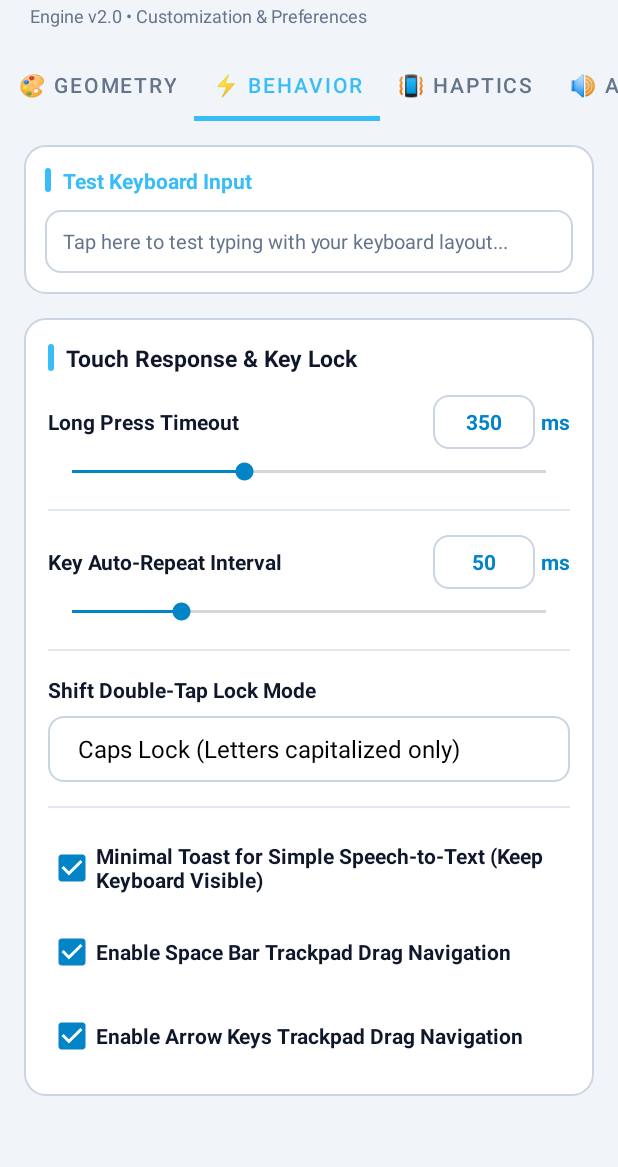
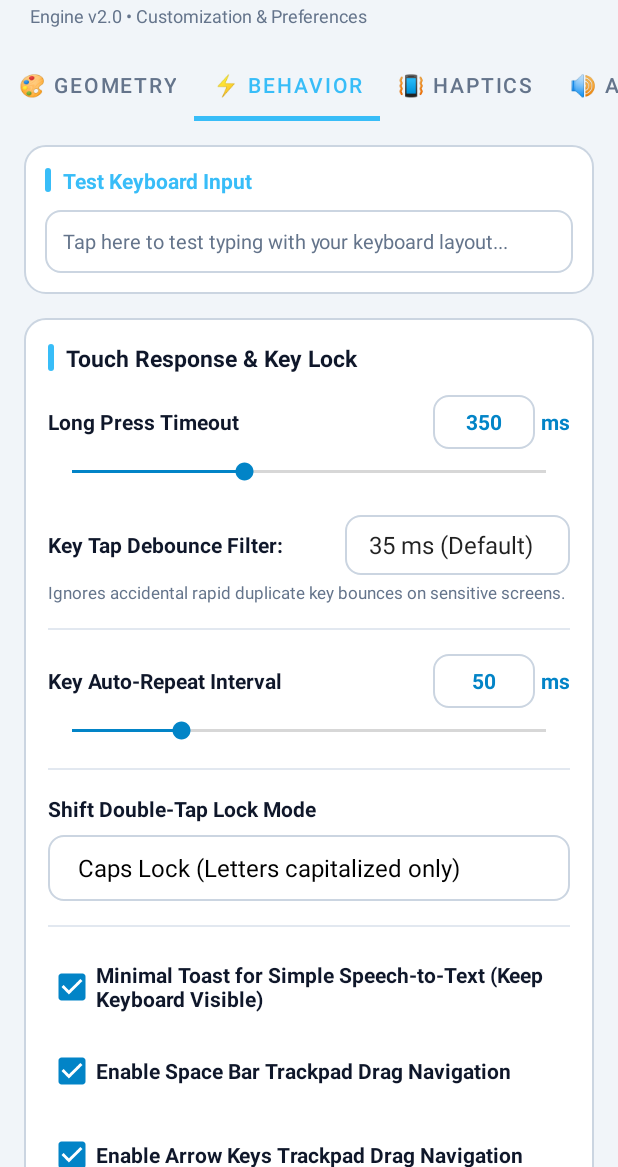
Before and after one commit to gretchycat/infinikey-ime, an Android app: the screen it shows after launch (SettingsActivity), tab 2 chosen, on a phone screen of 412 x 824 dp, the part 69-1236 px from its top. Run offline under Robolectric (Android 15) with nearby library versions, the light colour scheme and no system bars.

Commit message:
added a debounce

```diff
--- a/app/src/main/java/com/programmerkeyboard/ProgrammerInputMethodService.kt
+++ b/app/src/main/java/com/programmerkeyboard/ProgrammerInputMethodService.kt
@@ -123,9 +123,20 @@ class ProgrammerInputMethodService : InputMethodService() {
         }
     }
 
+    private var lastClipChangeTimeMs: Long = 0L
+    private var lastClipText: String = ""
+
     private fun addClipboardHistoryItem(text: String) {
         val clean = text.trim()
         if (clean.isEmpty()) return
+
+        val now = System.currentTimeMillis()
+        if (now - lastClipChangeTimeMs < 300L && clean == lastClipText) {
+            return
+        }
+        lastClipChangeTimeMs = now
+        lastClipText = clean
+
         clipboardHistoryList.remove(clean)
         clipboardHistoryList.add(0, clean)
         while (clipboardHistoryList.size > 30) {
--- a/app/src/main/java/com/programmerkeyboard/settings/SettingsActivity.kt
+++ b/app/src/main/java/com/programmerkeyboard/settings/SettingsActivity.kt
@@ -192,6 +192,30 @@ class SettingsActivity : AppCompatActivity() {
                 }
             }
         })
+
+        // 2b. Key Tap Debounce Filter Spinner (Disabled, 15ms, 25ms, 35ms Default, 50ms, 70ms)
+        val spKeyDebounce = findViewById<Spinner>(R.id.spKeyDebounce)
+        val debounceOptions = arrayOf("Disabled (0ms)", "15 ms", "25 ms", "35 ms (Default)", "50 ms", "70 ms")
+        val debounceValues = intArrayOf(0, 15, 25, 35, 50, 70)
+
+        val debounceAdapter = ArrayAdapter(this, android.R.layout.simple_spinner_item, debounceOptions).apply {
+            setDropDownViewResource(android.R.layout.simple_spinner_dropdown_item)
+        }
+        spKeyDebounce?.adapter = debounceAdapter
+
+        val savedDebounceMs = prefs.getInt("pref_key_debounce_ms", 35)
+        val selectedDebounceIdx = debounceValues.indexOf(savedDebounceMs).let { if (it >= 0) it else 2 }
+        spKeyDebounce?.setSelection(selectedDebounceIdx)
+
+        spKeyDebounce?.onItemSelectedListener = object : AdapterView.OnItemSelectedListener {
+            override fun onItemSelected(parent: AdapterView<*>?, view: View?, position: Int, id: Long) {
+                if (position in debounceValues.indices) {
+                    val ms = debounceValues[position]
+                    prefs.edit().putInt("pref_key_debounce_ms", ms).apply()
+                }
+            }
+            override fun onNothingSelected(parent: AdapterView<*>?) {}
+        }
 
         // 3. Auto-Repeat Interval Slider + Editable Text Input (20 ms - 200 ms)
         val sbAutoRepeat = findViewById<SeekBar>(R.id.sbAutoRepeat)
--- a/app/src/main/java/com/programmerkeyboard/view/KeyboardView.kt
+++ b/app/src/main/java/com/programmerkeyboard/view/KeyboardView.kt
@@ -164,6 +164,8 @@ class KeyboardView @JvmOverloads constructor(
 
     private val keyBoundsList = mutableListOf<KeyBounds>()
     private var pressedKeyBounds: KeyBounds? = null
+    private var lastKeyTapTimeMs: Long = 0L
+    private var lastKeyTapLabel: String = ""
 
     // Long press and popup overlay handlers
     private val handler = Handler(Looper.getMainLooper())
@@ -2034,6 +2036,17 @@ class KeyboardView @JvmOverloads constructor(
 
                 pressedKeyBounds = findHitKeyBounds(event.x, event.y)
                 if (pressedKeyBounds != null) {
+                    val targetKeyLabel = pressedKeyBounds!!.key.primaryLabel
+                    val prefs = context.getSharedPreferences("programmer_keyboard_prefs", Context.MODE_PRIVATE)
+                    val debounceMs = prefs.getInt("pref_key_debounce_ms", 35)
+                    val now = System.currentTimeMillis()
+                    if (debounceMs > 0 && targetKeyLabel == lastKeyTapLabel && (now - lastKeyTapTimeMs) < debounceMs) {
+                        // Debounce duplicate rapid touch bounce!
+                        return true
+                    }
+                    lastKeyTapTimeMs = now
+                    lastKeyTapLabel = targetKeyLabel
+
                     performKeypressHapticFeedback()
                     playKeyClickSound()
                     showKeyPreview(pressedKeyBounds!!.key, pressedKeyBounds!!.rect)
--- a/app/src/main/res/layout/activity_settings.xml
+++ b/app/src/main/res/layout/activity_settings.xml
@@ -936,6 +936,41 @@
                         android:thumbTint="@color/key_text_accent"
                         android:layout_marginBottom="16dp" />
 
+                    <!-- Key Debounce Filter Setting -->
+                    <LinearLayout
+                        android:layout_width="match_parent"
+                        android:layout_height="wrap_content"
+                        android:orientation="horizontal"
+                        android:gravity="center_vertical"
+                        android:layout_marginTop="4dp"
+                        android:layout_marginBottom="4dp">
+
+                        <TextView
+                            android:layout_width="0dp"
+                            android:layout_height="wrap_content"
+                            android:layout_weight="1"
+                            android:text="Key Tap Debounce Filter:"
+                            android:textColor="@color/key_text_primary"
+                            android:textSize="14sp"
+                            android:textStyle="bold" />
+
+                        <Spinner
+                            android:id="@+id/spKeyDebounce"
+                            android:layout_width="150dp"
+                            android:layout_height="40dp"
+                            android:background="@drawable/bg_spinner_card"
+                            android:paddingStart="8dp"
+                            android:paddingEnd="8dp" />
+                    </LinearLayout>
+
+                    <TextView
+                        android:layout_width="wrap_content"
+                        android:layout_height="wrap_content"
+                        android:text="Ignores accidental rapid duplicate key bounces on sensitive screens."
+                        android:textColor="@color/settings_text_sub"
+                        android:textSize="11sp"
+                        android:layout_marginBottom="16dp" />
+
                     <View
                         android:layout_width="match_parent"
                         android:layout_height="1dp"
```
